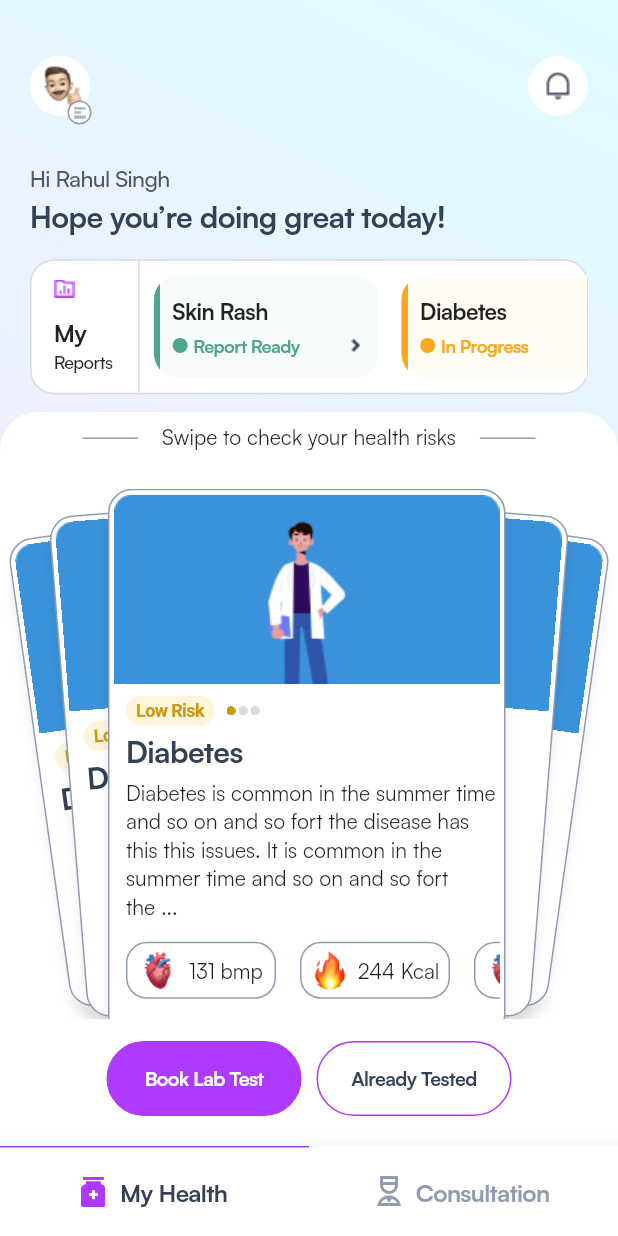
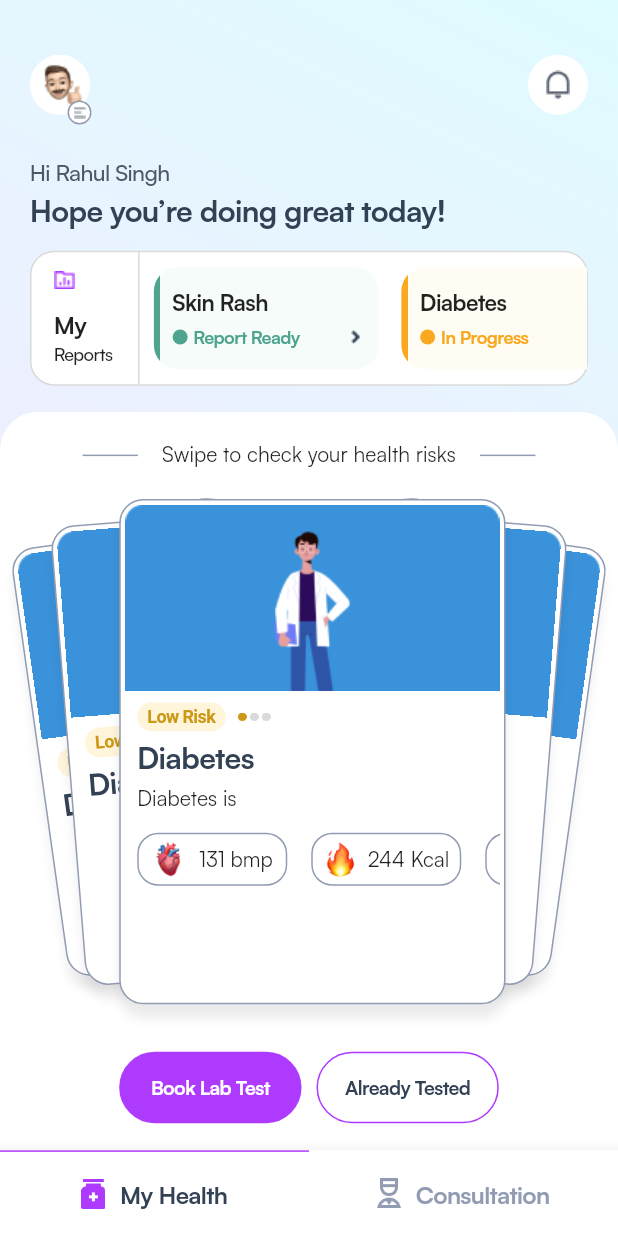
Before and after one commit to NipunGandhi/Codibex, a Flutter app: the screen it shows after launch, on a phone screen of 412 x 824 dp. Run offline on Flutter 3.47's test engine with Material 2 defaults, Android fonts, the phone set to English and light mode, and no system bars; Roboto replaces fonts that are missing (Satoshi Variable).

Commit message:
Added Dynamic Functionality

```diff
--- a/lib/screens/homepage.dart
+++ b/lib/screens/homepage.dart
@@ -16,6 +16,8 @@ class _MyHomePageState extends State<MyHomePage> {
   @override
   Widget build(BuildContext context) {
     var a = MediaQuery.of(context);
+    print(a.size.height);
+    print(a.size.width);
     return Scaffold(
       body: Stack(
         children: [
@@ -35,7 +37,7 @@ class _MyHomePageState extends State<MyHomePage> {
           //Icons,Name,Message and reports
           Container(
             padding: const EdgeInsets.only(left: 20, right: 20, top: 30),
-            height: 270,
+            height: a.size.height / 3.126353790613718,
             child: Column(
               crossAxisAlignment: CrossAxisAlignment.start,
               mainAxisAlignment: MainAxisAlignment.spaceAround,
@@ -175,61 +177,64 @@ class _MyHomePageState extends State<MyHomePage> {
                     ),
                   ],
                 ),
-                const SizedBox(height: 25),
-
+                SizedBox(
+                  height: a.size.height / 40.5,
+                ),
                 //Stack of cards
                 SizedBox(
-                  height: a.size.height - (a.size.height / 1.75),
+                  height: a.size.height - (a.size.height / 1.74),
                   child: Stack(
                     children: [
                       Positioned(
                         top: 15,
-                        left: 25,
+                        left: a.size.height > 700 ? 25 : 45,
                         child: Transform.rotate(
                           angle: -0.14,
-                          child: const FakeCardWidget(height: 280),
+                          child: FakeCardWidget(height: a.size.height / 2.858),
                         ),
                       ),
                       Positioned(
                         top: 8,
-                        left: 45,
+                        left: a.size.height > 700 ? 45 : 75,
                         child: Transform.rotate(
                           angle: -0.08,
-                          child: const FakeCardWidget(height: 300),
+                          child: FakeCardWidget(height: a.size.height / 2.681),
                         ),
                       ),
                       Positioned(
                         top: 15,
-                        right: 25,
+                        right: a.size.height > 700 ? 25 : 45,
                         child: Transform.rotate(
                           angle: 0.14,
-                          child: const FakeCardWidget(height: 280),
+                          child: FakeCardWidget(height: a.size.height / 2.858),
                         ),
                       ),
                       Positioned(
                         top: 8,
-                        right: 45,
+                        right: a.size.height > 700 ? 45 : 75,
                         child: Transform.rotate(
                           angle: 0.08,
-                          child: const FakeCardWidget(height: 300),
+                          child: FakeCardWidget(height: a.size.height / 2.681),
                         ),
                       ),
-                      const Positioned(
-                        right: 75,
+                      Positioned(
+                        right: a.size.height > 700 ? 75 : 95,
                         child: CardWidget(),
                       ),
                     ],
                   ),
                 ),
-                const SizedBox(height: 15),
+                SizedBox(
+                  height: a.size.height / 45.5,
+                ),
 
                 //Book Lab Test, Already Tested Button
                 Row(
                   mainAxisAlignment: MainAxisAlignment.center,
                   children: [
                     Container(
-                      width: 130,
-                      height: 50,
+                      width: a.size.width / 3.39,
+                      height: a.size.height / 17.32,
                       decoration: BoxDecoration(
                         border: Border.all(color: const Color(0xffaf3aff)),
                         color: const Color(0xffaf3aff),
@@ -252,8 +257,8 @@ class _MyHomePageState extends State<MyHomePage> {
                       width: 10,
                     ),
                     Container(
-                      width: 130,
-                      height: 50,
+                      width: a.size.width / 3.39,
+                      height: a.size.height / 17.32,
                       decoration: BoxDecoration(
                         border: Border.all(color: const Color(0xffaf3aff)),
                         color: const Color(0xffffffff),
@@ -274,13 +279,15 @@ class _MyHomePageState extends State<MyHomePage> {
                     ),
                   ],
                 ),
-                const SizedBox(height: 20),
+                SizedBox(
+                  height: a.size.height / 45.5,
+                ),
 
                 //Buttons
                 Material(
                   elevation: 10,
                   child: Container(
-                    height: 60,
+                    height: a.size.height / 14.43,
                     width: double.infinity,
                     decoration: const BoxDecoration(
                       color: Colors.white,
--- a/lib/widget/card_widget.dart
+++ b/lib/widget/card_widget.dart
@@ -7,10 +7,13 @@ class CardWidget extends StatelessWidget {
 
   @override
   Widget build(BuildContext context) {
+    var a = MediaQuery.of(context).size;
+    print(a.height / 3.2);
+    print("card");
     return Container(
       padding: const EdgeInsets.all(3),
-      width: 265,
-      height: 366,
+      width: a.height / 3.2,
+      height: a.height / 2.4463,
       decoration: BoxDecoration(
         border: Border.all(color: const Color(0xff919cb3)),
         color: const Color(0xffffffff),
@@ -27,8 +30,11 @@ class CardWidget extends StatelessWidget {
         crossAxisAlignment: CrossAxisAlignment.start,
         mainAxisAlignment: MainAxisAlignment.start,
         children: [
-          const Image(
-            image: AssetImage("assets/images/Card Pic.png"),
+          Image(
+            height: a.height / 6.66,
+            width: a.height / 3.2,
+            fit: BoxFit.fill,
+            image: const AssetImage("assets/images/Card Pic.png"),
           ),
           Padding(
             padding: const EdgeInsets.only(top: 8.0, left: 8, bottom: 4),
@@ -37,7 +43,7 @@ class CardWidget extends StatelessWidget {
                 Container(
                   margin: const EdgeInsets.fromLTRB(0, 0, 8, 0),
                   width: 59,
-                  height: 20,
+                  height: a.height / 43.3, //20
                   decoration: BoxDecoration(
                     color: const Color(0xfffff5db),
                     borderRadius: BorderRadius.circular(20),
@@ -56,21 +62,21 @@ class CardWidget extends StatelessWidget {
                   ),
                 ),
                 Row(
-                  children: const [
+                  children: [
                     Image(
-                      height: 6,
+                      height: a.height / 144.3, //6
                       width: 6,
                       image: AssetImage("assets/images/colored_dot.png"),
                     ),
                     SizedBox(width: 2),
                     Image(
-                      height: 6,
+                      height: a.height / 144.3,
                       width: 6,
                       image: AssetImage("assets/images/empty_dot.png"),
                     ),
                     SizedBox(width: 2),
                     Image(
-                      height: 6,
+                      height: a.height / 144.3,
                       width: 6,
                       image: AssetImage("assets/images/empty_dot.png"),
                     ),
@@ -94,18 +100,18 @@ class CardWidget extends StatelessWidget {
           const Padding(
             padding: EdgeInsets.only(left: 8.0, top: 4),
             child: Text(
-              "Diabetes is common in the summer time and so on and so fort the disease has this this issues. It is common in the summer time and so on and so fort the ...",
+              "Diabetes is",
               style: TextStyle(
                 fontWeight: FontWeight.w400,
                 fontSize: 14,
               ),
             ),
           ),
-          const SizedBox(
-            height: 6,
+          SizedBox(
+            height: a.height / 144.3, //6
           ),
           SizedBox(
-            height: 54,
+            height: a.height / 16.03, //54
             child: ListView(
               scrollDirection: Axis.horizontal,
               children: [
--- a/lib/widget/fake_card.dart
+++ b/lib/widget/fake_card.dart
@@ -8,10 +8,11 @@ class FakeCardWidget extends StatelessWidget {
   final double height;
   @override
   Widget build(BuildContext context) {
+    var a = MediaQuery.of(context).size;
     return Container(
       padding: const EdgeInsets.all(3),
-      width: 265,
-      height: height + 35,
+      width: a.height / 3.2,
+      height: height,
       decoration: BoxDecoration(
         border: Border.all(color: const Color(0xff919cb3)),
         color: const Color(0xffffffff),
@@ -28,8 +29,11 @@ class FakeCardWidget extends StatelessWidget {
         crossAxisAlignment: CrossAxisAlignment.start,
         mainAxisAlignment: MainAxisAlignment.start,
         children: [
-          const Image(
-            image: AssetImage("assets/images/Card Pic.png"),
+          Image(
+            height: a.height / 6.66,
+            width: a.height / 3.2,
+            fit: BoxFit.fill,
+            image: const AssetImage("assets/images/Card Pic.png"),
           ),
           Padding(
             padding: const EdgeInsets.only(top: 8.0, left: 8, bottom: 4),
```
